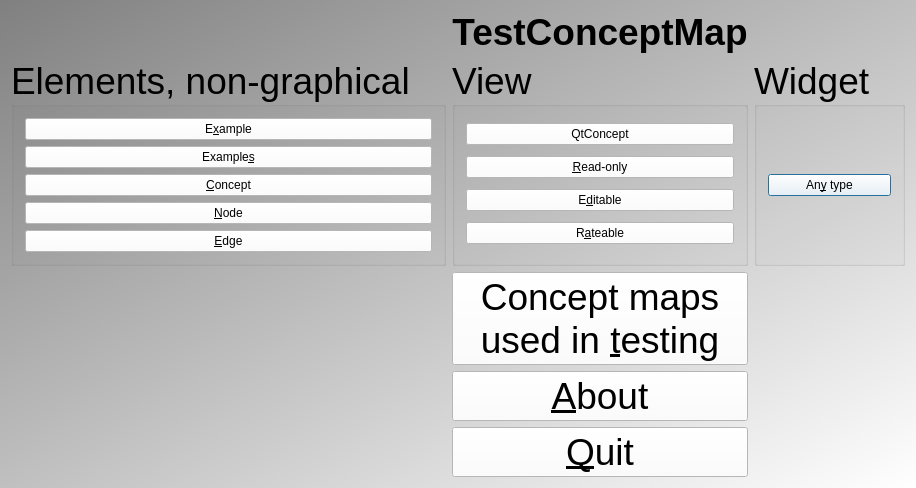
The window that Tools/ToolTestConceptMap/qttestconceptmapmenudialog.ui (richelbilderbeek/ProjectRichelBilderbeek) describes before a commit, drawn with Qt 5.
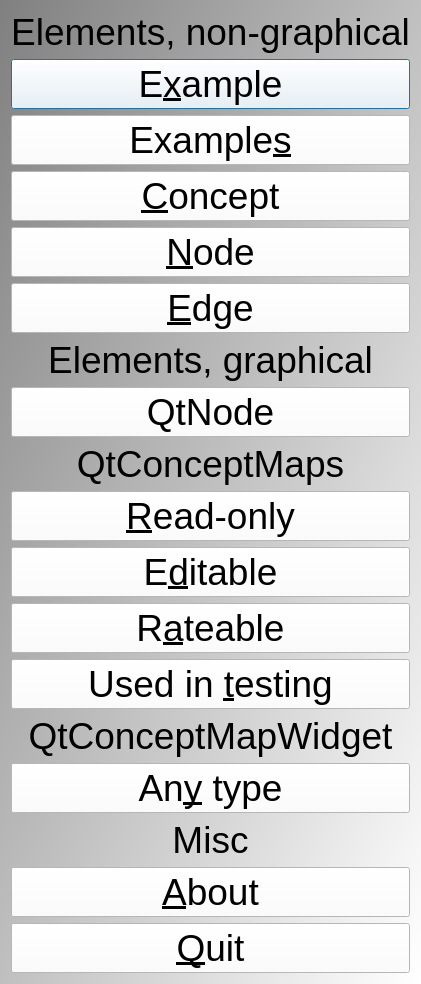
The same window after the commit.

Commit message: Shouldn't an Edge be a Node between two Nodes?

What changed in the file:
```diff
--- a/Tools/ToolTestConceptMap/qttestconceptmapmenudialog.ui
+++ b/Tools/ToolTestConceptMap/qttestconceptmapmenudialog.ui
@@ -6,8 +6,8 @@
    <rect>
     <x>0</x>
     <y>0</y>
-    <width>862</width>
-    <height>475</height>
+    <width>252</width>
+    <height>699</height>
    </rect>
   </property>
   <property name="font">
@@ -26,49 +26,17 @@
 QPushButton { color: rgb(0,0,0); }
 QPushButton { font: 24px &quot;Courier New&quot;, courier, monospace }</string>
   </property>
-  <layout class="QGridLayout" name="gridLayout">
-   <item row="1" column="2">
-    <widget class="QGroupBox" name="groupBox_conceptmapwidget">
-     <property name="title">
-      <string>Widget</string>
-     </property>
-     <property name="flat">
-      <bool>false</bool>
-     </property>
-     <layout class="QVBoxLayout" name="verticalLayout_2">
+  <layout class="QVBoxLayout" name="verticalLayout">
       <item>
-       <widget class="QPushButton" name="button_conceptmapwidget">
+    <widget class="QLabel" name="label">
         <property name="text">
-         <string>An&amp;y type</string>
-        </property>
-       </widget>
-      </item>
-     </layout>
-    </widget>
-   </item>
-   <item row="3" column="1">
-    <widget class="QPushButton" name="button_about">
-     <property name="text">
-      <string>&amp;About</string>
-     </property>
-    </widget>
-   </item>
-   <item row="4" column="1">
-    <widget class="QPushButton" name="button_quit">
-     <property name="text">
-      <string>&amp;Quit</string>
-     </property>
-    </widget>
-   </item>
-   <item row="1" column="0">
-    <widget class="QGroupBox" name="groupBox">
-     <property name="title">
       <string>Elements, non-graphical</string>
      </property>
-     <property name="flat">
-      <bool>false</bool>
+     <property name="alignment">
+      <set>Qt::AlignCenter</set>
      </property>
-     <layout class="QVBoxLayout" name="verticalLayout_3">
+    </widget>
+   </item>
       <item>
        <widget class="QPushButton" name="button_example">
         <property name="text">
@@ -107,53 +75,30 @@
         </property>
        </widget>
       </item>
-     </layout>
-    </widget>
-   </item>
-   <item row="2" column="1">
-    <widget class="QPushButton" name="button_view_concept_maps">
+   <item>
+    <widget class="QLabel" name="label_2">
      <property name="text">
-      <string>Concept maps
-used in &amp;testing</string>
+      <string>Elements, graphical</string>
      </property>
-    </widget>
-   </item>
-   <item row="0" column="1">
-    <widget class="QLabel" name="label_title">
-     <property name="sizePolicy">
-      <sizepolicy hsizetype="Preferred" vsizetype="Maximum">
-       <horstretch>0</horstretch>
-       <verstretch>0</verstretch>
-      </sizepolicy>
-     </property>
-     <property name="font">
-      <font>
-       <pointsize>28</pointsize>
-       <weight>75</weight>
-       <bold>true</bold>
-      </font>
-     </property>
-     <property name="text">
-      <string>TestConceptMap</string>
-     </property>
      <property name="alignment">
       <set>Qt::AlignCenter</set>
      </property>
     </widget>
    </item>
-   <item row="1" column="1">
-    <widget class="QGroupBox" name="groupBox_conceptmap">
-     <property name="title">
-      <string>View</string>
+   <item>
+    <widget class="QPushButton" name="button_qtnode">
+     <property name="text">
+      <string>QtNode</string>
      </property>
-     <property name="flat">
-      <bool>false</bool>
-     </property>
-     <layout class="QVBoxLayout" name="verticalLayout">
+    </widget>
+   </item>
       <item>
-       <widget class="QPushButton" name="button_qtconcept">
+    <widget class="QLabel" name="label_3">
         <property name="text">
-         <string>QtConcept</string>
+      <string>QtConceptMaps</string>
+     </property>
+     <property name="alignment">
+      <set>Qt::AlignCenter</set>
         </property>
        </widget>
       </item>
@@ -178,9 +123,54 @@
         </property>
        </widget>
       </item>
-     </layout>
+   <item>
+    <widget class="QPushButton" name="button_view_concept_maps">
+     <property name="text">
+      <string>Used in &amp;testing</string>
+     </property>
     </widget>
    </item>
+   <item>
+    <widget class="QLabel" name="label_4">
+     <property name="text">
+      <string>QtConceptMapWidget</string>
+     </property>
+     <property name="alignment">
+      <set>Qt::AlignCenter</set>
+     </property>
+    </widget>
+   </item>
+   <item>
+    <widget class="QPushButton" name="button_conceptmapwidget">
+     <property name="text">
+      <string>An&amp;y type</string>
+     </property>
+    </widget>
+   </item>
+   <item>
+    <widget class="QLabel" name="label_5">
+     <property name="text">
+      <string>Misc</string>
+     </property>
+     <property name="alignment">
+      <set>Qt::AlignCenter</set>
+     </property>
+    </widget>
+   </item>
+   <item>
+    <widget class="QPushButton" name="button_about">
+     <property name="text">
+      <string>&amp;About</string>
+     </property>
+    </widget>
+   </item>
+   <item>
+    <widget class="QPushButton" name="button_quit">
+     <property name="text">
+      <string>&amp;Quit</string>
+     </property>
+    </widget>
+   </item>
   </layout>
   <zorder>label_title</zorder>
   <zorder>button_view_concept_maps</zorder>
```
Left out of the diff: 12 changed lines with no effect on the pictures. Lines whose indentation alone changed are shown as unchanged. The commit also changes 30 other files.
